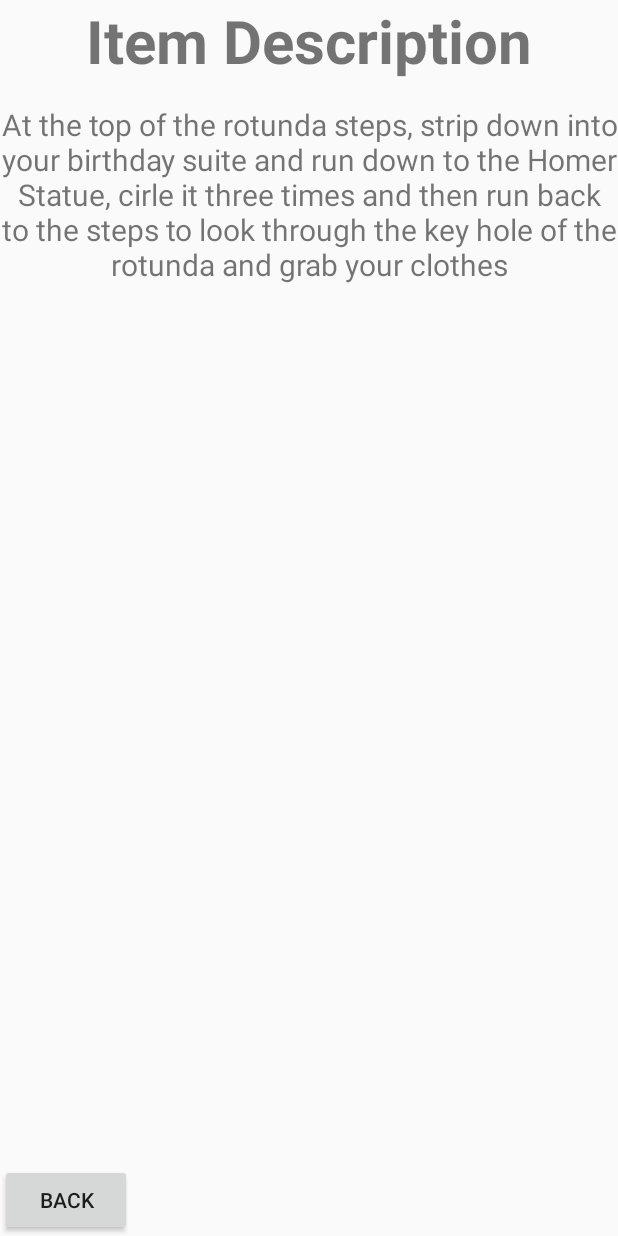
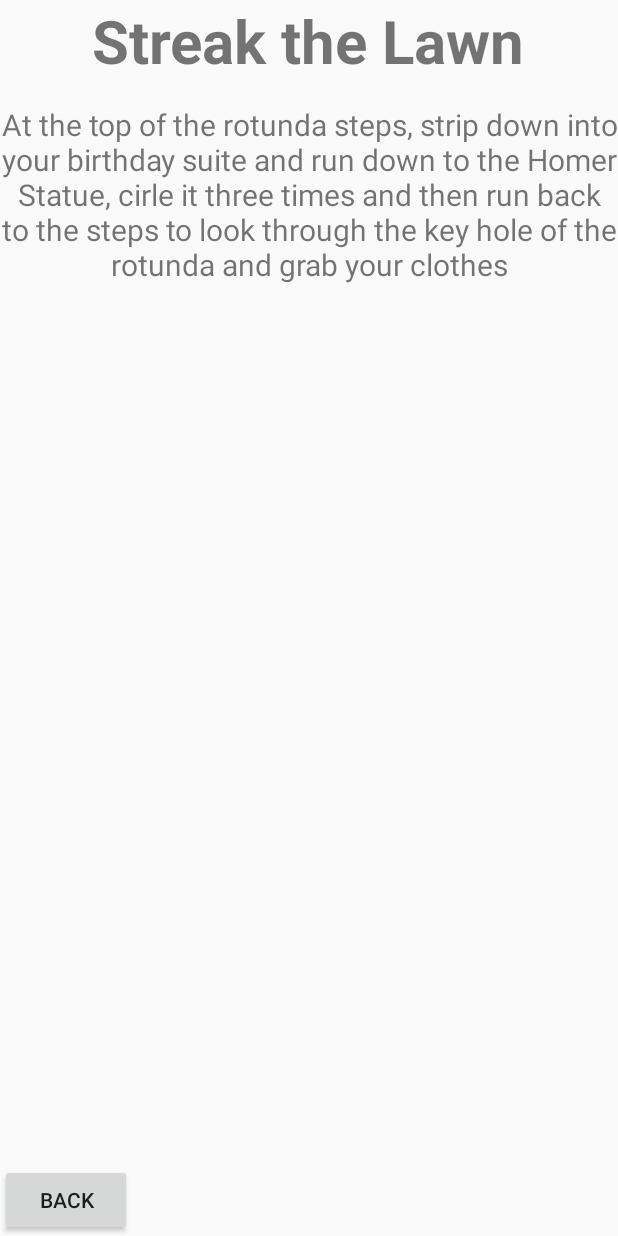
Before and after one commit to DerekMcMahon/BucketList, an Android app: the MainActivity screen opened directly, with no data from a screen before it, after a tap on "Streak the Lawn", on a phone screen of 412 x 824 dp. Run offline under Robolectric (Android 15) with nearby library versions, the phone set to English and light mode, and no system bars.

Commit message:
added title to description page!

```diff
--- a/app/src/main/java/com/example/android/bucketlist/BucketListAdapter.java
+++ b/app/src/main/java/com/example/android/bucketlist/BucketListAdapter.java
@@ -62,7 +62,9 @@ public class BucketListAdapter extends RecyclerView.Adapter<BucketListAdapter.De
             public void onClick(View v) {
                 Intent intent = new Intent(v.getContext(), ItemDescription.class);
                 String message = desires.get(position).get(1);
+                String title = desires.get(position).get(0);
                 intent.putExtra("Description", message);
+                intent.putExtra("Activity Name", title);
                 v.getContext().startActivity(intent);
                 ((Activity)v.getContext()).finish();
             }
--- a/app/src/main/java/com/example/android/bucketlist/ItemDescription.java
+++ b/app/src/main/java/com/example/android/bucketlist/ItemDescription.java
@@ -20,8 +20,11 @@ public class ItemDescription extends AppCompatActivity {
 
         final Intent intent = getIntent();
         String desc = intent.getStringExtra("Description");
+        String title = intent.getStringExtra("Activity Name");
         TextView tv = (TextView)findViewById(R.id.desc);
+        TextView tv2 = (TextView)findViewById(R.id.title);
         tv.setText(desc);
+        tv2.setText(title);
 
         tv.setOnClickListener(new View.OnClickListener() {
 
--- a/app/src/main/res/layout/content_item_description.xml
+++ b/app/src/main/res/layout/content_item_description.xml
@@ -18,6 +18,7 @@
         android:layout_width="wrap_content"
         android:layout_height="wrap_content"
         android:paddingBottom="15dp"
+        android:gravity="center"
         />
 
     <TextView
```
